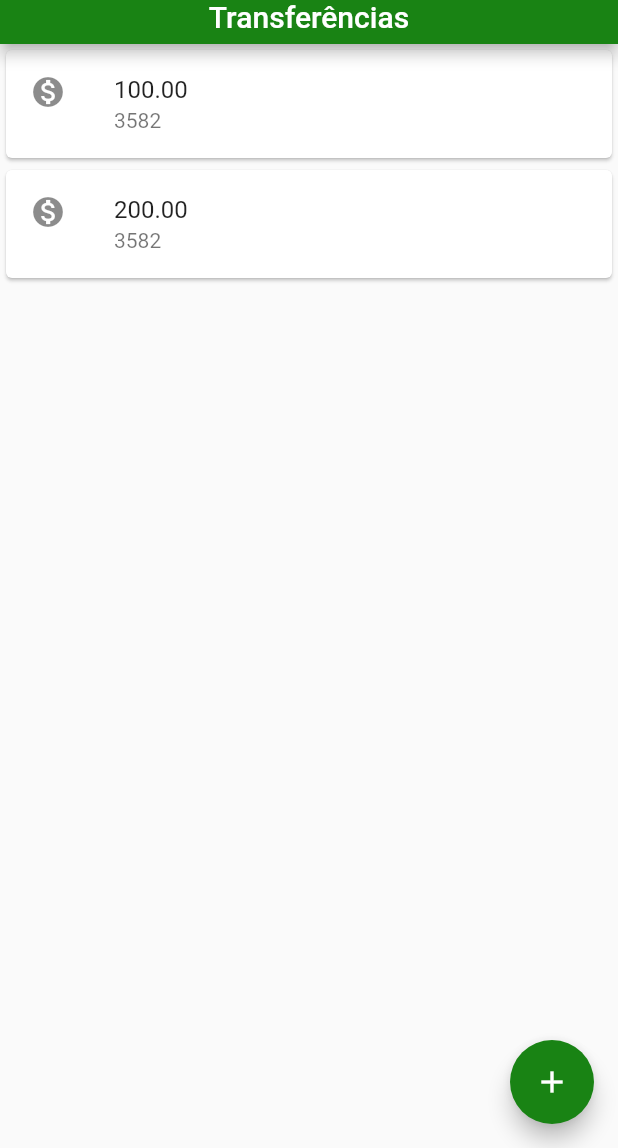
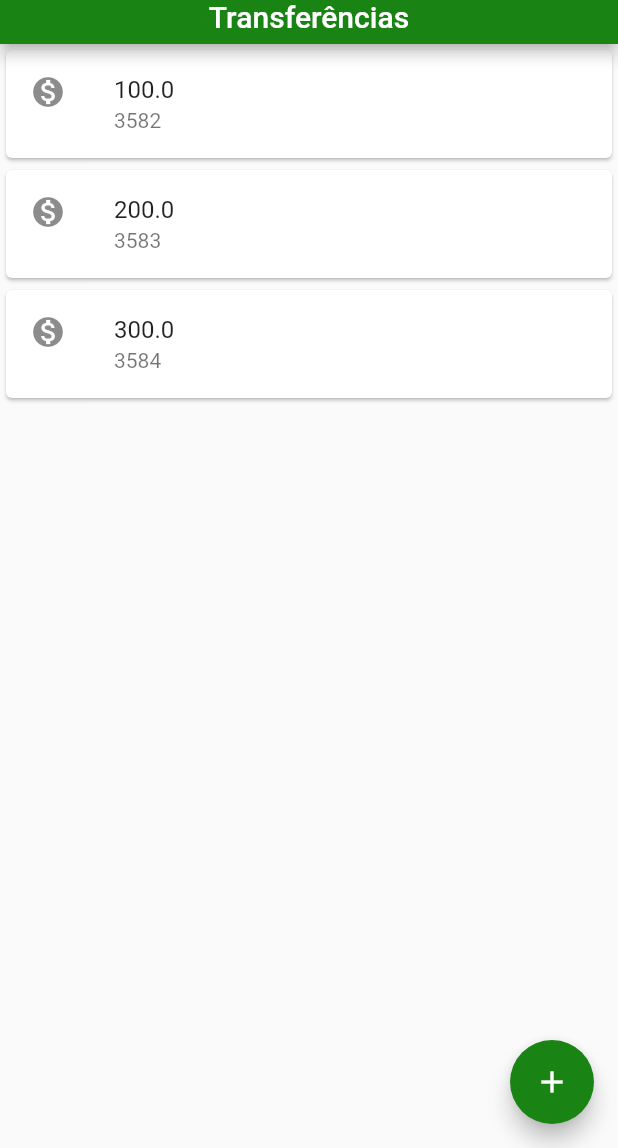
Before and after one commit to vinifoga/LokiBank, a Flutter app: the screen it shows after launch, on a phone screen of 412 x 824 dp, the part 88-1236 px from its top. Run offline on Flutter 3.47's test engine with Material 2 defaults, Android fonts, the phone set to English and light mode, and no system bars; our stand-ins replace google_fonts.

Commit message:
Criando Classe Transferencia

```diff
--- a/lib/main.dart
+++ b/lib/main.dart
@@ -4,24 +4,7 @@ import 'package:google_fonts/google_fonts.dart';
 void main() {
   runApp(MaterialApp(
     home: Scaffold(
-      body: Column(
-        children: const [
-          Card(
-            child: ListTile(
-              leading: Icon(Icons.monetization_on),
-              title: Text('100.00'),
-              subtitle: Text('3582'),
-            ),
-          ),
-          Card(
-            child: ListTile(
-              leading: Icon(Icons.monetization_on),
-              title: Text('200.00'),
-              subtitle: Text('3582'),
-            ),
-          ),
-        ],
-      ),
+      body: ListaTransferencias(),
       appBar: AppBar(
         centerTitle: true,
         toolbarHeight: 88,
@@ -35,8 +18,12 @@ void main() {
                 fit: BoxFit.contain,
                 height: 52,
               ),
-                Text("Transferências", style: GoogleFonts.berkshireSwash(),)
-              ])),
+              Text(
+                "Transferências",
+                style: GoogleFonts.berkshireSwash(),
+              )
+            ]),
+      ),
       floatingActionButton: FloatingActionButton(
         onPressed: () {},
         child: Icon(Icons.add),
@@ -45,3 +32,44 @@ void main() {
     ),
   ));
 }
+
+class ListaTransferencias extends StatelessWidget {
+  @override
+  Widget build(BuildContext context) {
+    return
+      Column(
+        children:  [
+          ItemTransferencia(Transferencia(100,3582)),
+          ItemTransferencia(Transferencia(200,3583)),
+          ItemTransferencia(Transferencia(300,3584)),
+        ],
+      );
+  }
+}
+
+class ItemTransferencia extends StatelessWidget {
+
+  final Transferencia _transferencia;
+
+  const ItemTransferencia(this._transferencia);
+
+  @override
+  Widget build(BuildContext context) {
+    return Card(
+      child: ListTile(
+        leading: const Icon(Icons.monetization_on),
+        title: Text(_transferencia.valor.toString()),
+        subtitle: Text(_transferencia.numeroConta.toString()),
+      ),
+    );
+  }
+}
+
+class Transferencia {
+  final double valor;
+  final int numeroConta;
+
+  Transferencia(this.valor, this.numeroConta);
+
+
+}
```
Lines whose indentation alone changed are shown as unchanged.
